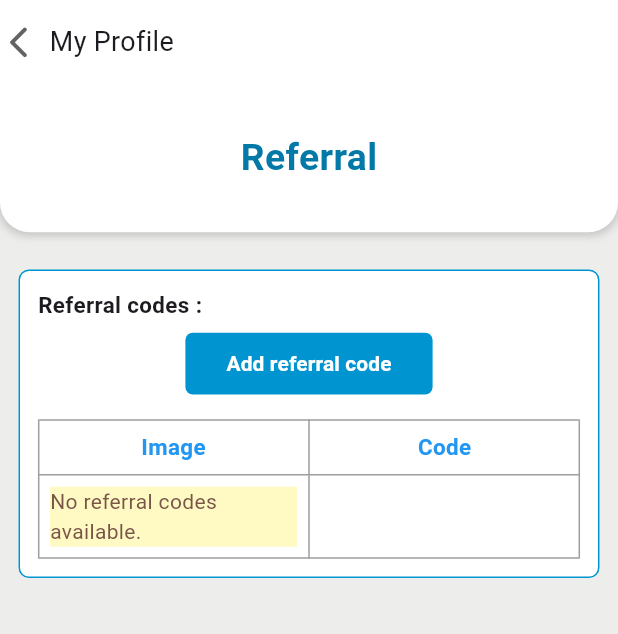
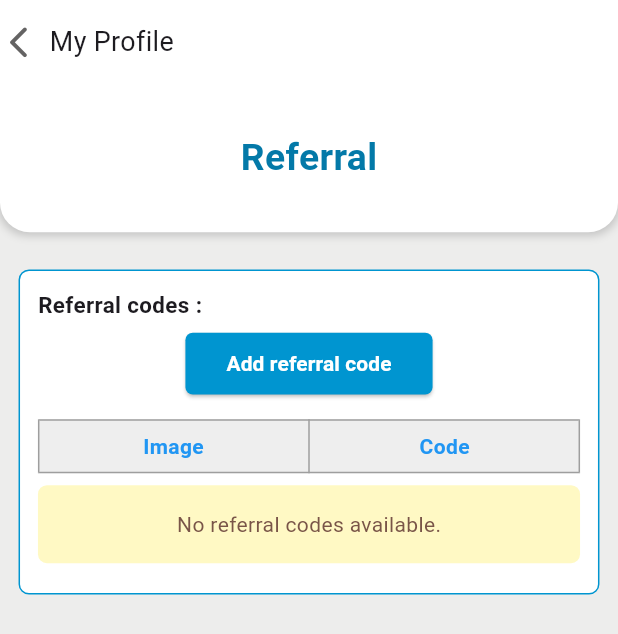
Before and after one commit to michaelSameh111/FX_Commission_app, a Flutter app: the ReferralCodesScreen screen opened directly, on a phone screen of 412 x 824 dp. Shown: the top 634 px of the screen. Run offline on Flutter 3.47's test engine with Material 3 defaults, Android fonts, the phone set to English and light mode, and no system bars; our stand-ins replace bloc, chewie, dio, dropdown_button2, flutter_bloc, flutter_rating_bar and 6 more; accounts and stored records are empty.

Commit message:
add referral code screen done.

```diff
--- a/lib/view/pages/profile_screen/referral_codes/referral_codes_screen.dart
+++ b/lib/view/pages/profile_screen/referral_codes/referral_codes_screen.dart
@@ -67,7 +67,7 @@ class _ReferralCodesScreenState extends State<ReferralCodesScreen> {
                         ),
                         Center(
                           child: mainElevatedButton(
-                              // onPressed: _pickImage,
+                               onPressed: _pickImage,
                               width: 40.w,
                               height: 5.h,
                               text: 'Add referral code'),
@@ -79,6 +79,8 @@ class _ReferralCodesScreenState extends State<ReferralCodesScreen> {
                           border: TableBorder.all(color: Colors.grey),
                           children: [
                             TableRow(
+                              decoration:
+                                  BoxDecoration(color: Colors.grey[200]),
                               children: [
                                 Padding(
                                   padding: const EdgeInsets.all(8.0),
@@ -86,7 +88,6 @@ class _ReferralCodesScreenState extends State<ReferralCodesScreen> {
                                     child: Text(
                                       'Image',
                                       style: TextStyle(
-                                            fontSize: 15.dp,
                                           fontWeight: FontWeight.bold,
                                           color: Colors.blue),
                                     ),
@@ -98,7 +99,6 @@ class _ReferralCodesScreenState extends State<ReferralCodesScreen> {
                                     child: Text(
                                       'Code',
                                       style: TextStyle(
-                                            fontSize: 15.dp,
                                           fontWeight: FontWeight.bold,
                                           color: Colors.blue),
                                     ),
@@ -106,37 +106,45 @@ class _ReferralCodesScreenState extends State<ReferralCodesScreen> {
                                 ),
                               ],
                             ),
+                            if (_image != null && _code != null)
                               TableRow(
                                 children: [
                                   Padding(
                                     padding: const EdgeInsets.all(8.0),
-                                    child: _image == null
-                                        ? Container(
-                                            color: Colors.yellow[100],
-                                            child: Center(
-                                              child: Text(
-                                                'No referral codes available.',
-                                                style: TextStyle(
-                                                    color: Colors.brown),
-                                              ),
-                                            ),
-                                          )
-                                        : Image.file(_image!,
+                                    child: Image.file(_image!,
                                         height: 100,
                                         width: 100,
                                         fit: BoxFit.cover),
                                   ),
                                   Padding(
                                     padding: const EdgeInsets.all(8.0),
-                                    child: _code == null
-                                        ? Container()
-                                        : Text(
+                                    child: Text(
                                       _code!,
-                                      style: TextStyle(fontWeight: FontWeight.bold),
-                                    ),)
+                                      style: TextStyle(
+                                          fontWeight: FontWeight.bold),
+                                    ),
+                                  ),
                                 ],
                               ),
-                            ]),
+                          ],
+                        ),
+                        if (_image == null || _code == null)
+                          Padding(
+                            padding: const EdgeInsets.symmetric(vertical: 8.0),
+                            child: Container(
+                              decoration: BoxDecoration(
+                                  color: Colors.yellow[100],
+                                  borderRadius: BorderRadius.circular(6.dp)),
+                              width: double.infinity,
+                              padding: EdgeInsets.all(16.0),
+                              child: Center(
+                                child: Text(
+                                  'No referral codes available.',
+                                  style: TextStyle(color: Colors.brown),
+                                ),
+                              ),
+                            ),
+                          ),
                       ]),
                 ))
           ],
```
Lines whose indentation alone changed are shown as unchanged.
